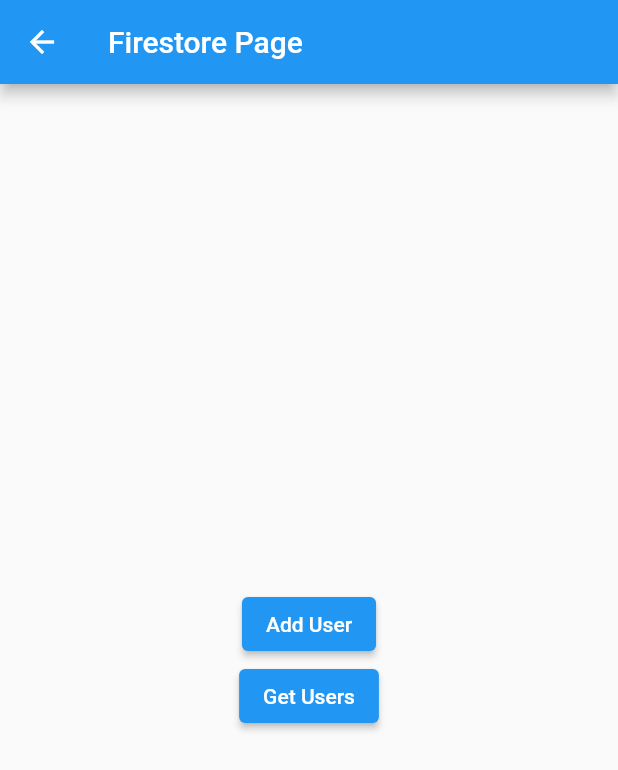
After one commit to Confidant-21/erc, a Flutter app: the FirestorePage screen opened directly, after a tap on "Get Users", on a phone screen of 412 x 824 dp. The commit adds this screen. Shown: the top 770 px of the screen. Run offline on Flutter 3.47's test engine with Material 2 defaults, Android fonts, the phone set to English and light mode, and no system bars; our stand-ins replace cloud_firestore, firebase_core, firebase_storage, flutter_svg, google_nav_bar, image_picker; missing offline and left inert: snackbar; accounts and stored records are empty.

Commit message:
test commit

```diff
--- a/lib/main.dart
+++ b/lib/main.dart
@@ -1,6 +1,7 @@
 import 'package:firebase_core/firebase_core.dart';
 import 'package:flutter/material.dart';
 import 'Homepage.dart';
+import 'package:erc/test.dart';
 
 void main () async
 {
@@ -22,6 +23,7 @@
     return MaterialApp(
       debugShowCheckedModeBanner: false,
       home: Homepage(),
+     // home: FirestorePage(),
     );
   }
 }
--- /dev/null
+++ b/lib/test.dart
@@ -0,0 +1,63 @@
+import 'package:flutter/material.dart';
+import 'package:cloud_firestore/cloud_firestore.dart';
+
+class FirestorePage extends StatefulWidget {
+  @override
+  _FirestorePageState createState() => _FirestorePageState();
+}
+
+class _FirestorePageState extends State<FirestorePage> {
+  final CollectionReference usersCollection = FirebaseFirestore.instance.collection('users');
+
+  @override
+  Widget build(BuildContext context) {
+    return Scaffold(
+      appBar: AppBar(
+        title: Text('Firestore Page'),
+      ),
+      body: Center(
+        child: Column(
+          mainAxisAlignment: MainAxisAlignment.center,
+          children: [
+            ElevatedButton(
+              onPressed: _addUser,
+              child: Text('Add User'),
+            ),
+            ElevatedButton(
+              onPressed: _getUsers,
+              child: Text('Get Users'),
+            ),
+          ],
+        ),
+      ),
+    );
+  }
+
+  Future<void> _addUser() async {
+    try {
+      await usersCollection.add({
+        'name': 'Jane Smith',
+        'email': 'janesmith@example.com',
+        'age': 25,
+      });
+      print('User added successfully.');
+    } catch (e) {
+      print('Error adding user: $e');
+    }
+  }
+
+  Future<void> _getUsers() async {
+    try {
+      QuerySnapshot querySnapshot = await usersCollection.get();
+      querySnapshot.docs.forEach((doc) {
+        print('User ID: ${doc.id}');
+        print('Name: ${doc['name']}');
+        print('Email: ${doc['email']}');
+        print('Age: ${doc['age']}');
+        print('---');
+      });
+    } catch (e) {
+      print('Error getting users: $e');
+    }
+  }
+}
```
Also changed, not shown: lib/PagesHome/AddPost.dart (+14 -10 lines), pubspec.lock.
